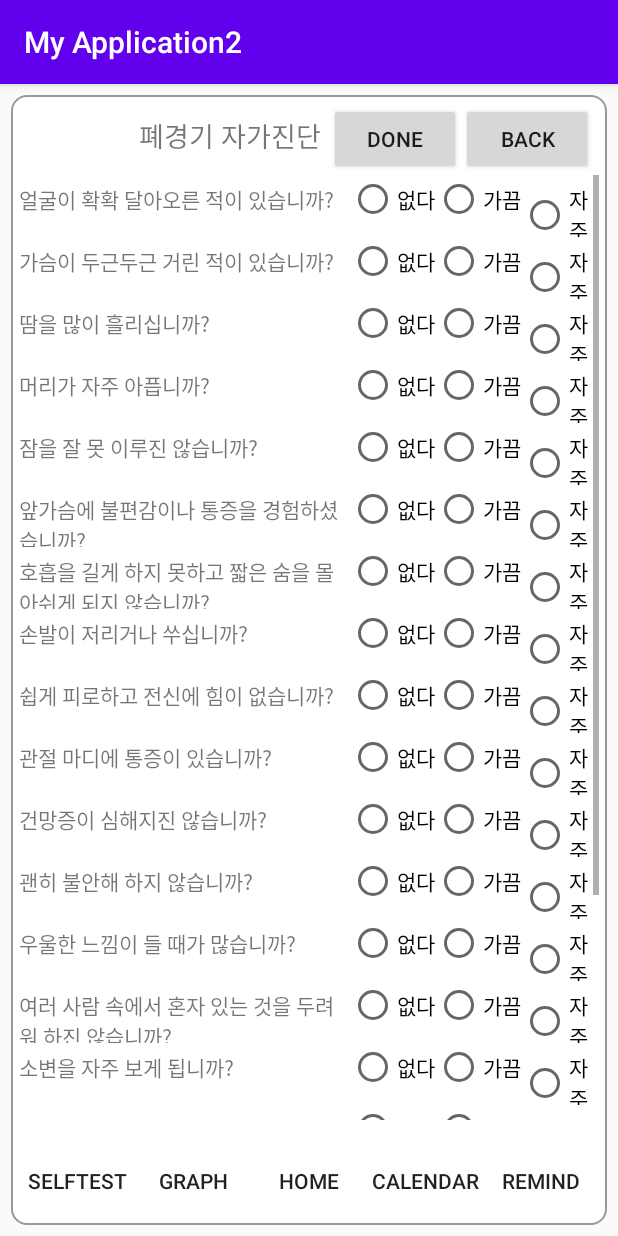
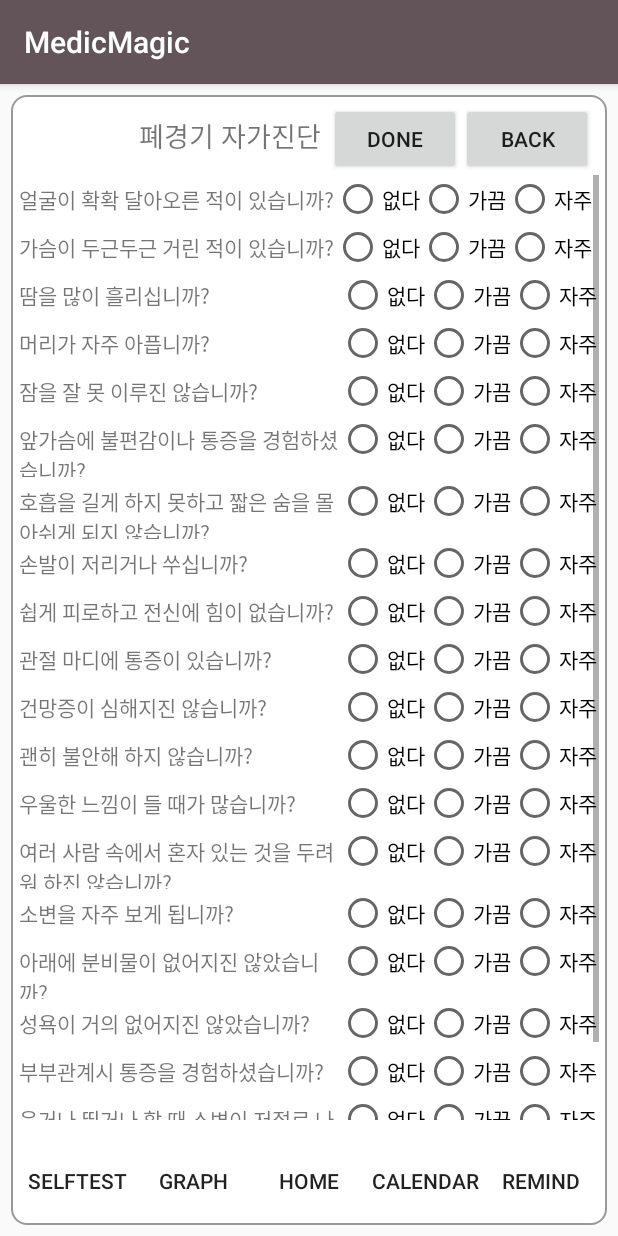
Before and after one commit to aelim0409/magicmadic, an Android app: the Selftest4 screen opened directly, with no data from a screen before it, on a phone screen of 412 x 824 dp. Run offline under Robolectric (Android 15) with nearby library versions, the phone set to English and light mode, and no system bars.

Commit message:
메액2 수정

```diff
--- a/app/src/main/AndroidManifest.xml
+++ b/app/src/main/AndroidManifest.xml
@@ -6,9 +6,9 @@
 
     <application
         android:allowBackup="true"
-        android:icon="@mipmap/ic_launcher"
+        android:icon="@drawable/logo2"
         android:label="@string/app_name"
-        android:roundIcon="@mipmap/ic_launcher_round"
+        android:roundIcon="@drawable/logo2"
         android:supportsRtl="true"
         android:theme="@style/Theme.MyApplication2"
         android:usesCleartextTraffic="true">
--- /dev/null
+++ b/app/src/main/res/drawable/my_selector2.xml
@@ -0,0 +1,5 @@
+<?xml version="1.0" encoding="utf-8"?>
+<selector xmlns:android="http://schemas.android.com/apk/res/android">
+    <item android:state_pressed="true" android:drawable="@drawable/shape_round_gray"/>
+    <item android:state_pressed="false" android:drawable="@drawable/shape_round_yellow"/>
+</selector>
--- a/app/src/main/res/layout/activity_main2.xml
+++ b/app/src/main/res/layout/activity_main2.xml
@@ -99,7 +99,8 @@
                 android:layout_marginLeft="5dp"
                 android:layout_marginEnd="7dp"
                 android:layout_marginRight="7dp"
-                android:background="@drawable/shape_round_skyblue"
+                android:background="?attr/selectableItemBackground"
+                android:foreground="#324C4947"
                 android:text="저장" />
 
             <TextView
--- a/app/src/main/res/layout/activity_selftest4.xml
+++ b/app/src/main/res/layout/activity_selftest4.xml
@@ -64,7 +64,7 @@
                 android:orientation="horizontal">
 
                 <TextView
-                    android:layout_width="220dp"
+                    android:layout_width="wrap_content"
                     android:layout_height="wrap_content"
                     android:text="얼굴이 확확 달아오른 적이 있습니까?" />
                 <RadioButton
@@ -91,10 +91,11 @@
                 android:layout_width="match_parent"
                 android:layout_height="wrap_content"
                 android:orientation="horizontal">
+
                 <TextView
-                    android:layout_width="220dp"
+                    android:layout_width="wrap_content"
                     android:layout_height="wrap_content"
-                    android:text="가슴이 두근두근 거린 적이 있습니까?"/>
+                    android:text="가슴이 두근두근 거린 적이 있습니까?" />
                 <RadioButton
                     android:id="@+id/radio_2.4.1"
                     android:layout_width="wrap_content"
@@ -119,10 +120,11 @@
                 android:layout_width="match_parent"
                 android:layout_height="wrap_content"
                 android:orientation="horizontal">
+
                 <TextView
-                    android:layout_width="220dp"
+                    android:layout_width="213dp"
                     android:layout_height="wrap_content"
-                    android:text="땀을 많이 흘리십니까?"/>
+                    android:text="땀을 많이 흘리십니까?" />
                 <RadioButton
                     android:id="@+id/radio_3.4.1"
                     android:layout_width="wrap_content"
@@ -146,10 +148,11 @@
                 android:layout_width="match_parent"
                 android:layout_height="wrap_content"
                 android:orientation="horizontal">
+
                 <TextView
-                    android:layout_width="220dp"
+                    android:layout_width="213dp"
                     android:layout_height="wrap_content"
-                    android:text="머리가 자주 아픕니까?"/>
+                    android:text="머리가 자주 아픕니까?" />
                 <RadioButton
                     android:id="@+id/radio_4.4.1"
                     android:layout_width="wrap_content"
@@ -173,10 +176,11 @@
                 android:layout_width="match_parent"
                 android:layout_height="wrap_content"
                 android:orientation="horizontal">
+
                 <TextView
-                    android:layout_width="220dp"
+                    android:layout_width="213dp"
                     android:layout_height="wrap_content"
-                    android:text="잠을 잘 못 이루진 않습니까?"/>
+                    android:text="잠을 잘 못 이루진 않습니까?" />
                 <RadioButton
                     android:id="@+id/radio_5.4.1"
                     android:layout_width="wrap_content"
@@ -200,10 +204,11 @@
                 android:layout_width="match_parent"
                 android:layout_height="wrap_content"
                 android:orientation="horizontal">
+
                 <TextView
-                    android:layout_width="220dp"
+                    android:layout_width="213dp"
                     android:layout_height="wrap_content"
-                    android:text="앞가슴에 불편감이나 통증을 경험하셨습니까?"/>
+                    android:text="앞가슴에 불편감이나 통증을 경험하셨습니까?" />
                 <RadioButton
                     android:id="@+id/radio_6.4.1"
                     android:layout_width="wrap_content"
@@ -227,10 +232,11 @@
                 android:layout_width="match_parent"
                 android:layout_height="wrap_content"
                 android:orientation="horizontal">
+
                 <TextView
-                    android:layout_width="220dp"
+                    android:layout_width="213dp"
                     android:layout_height="wrap_content"
-                    android:text="호흡을 길게 하지 못하고 짧은 숨을 몰아쉬게 되지 않습니까?"/>
+                    android:text="호흡을 길게 하지 못하고 짧은 숨을 몰아쉬게 되지 않습니까?" />
                 <RadioButton
                     android:id="@+id/radio_7.4.1"
                     android:layout_width="wrap_content"
@@ -254,10 +260,11 @@
                 android:layout_width="match_parent"
                 android:layout_height="wrap_content"
                 android:orientation="horizontal">
+
                 <TextView
-                    android:layout_width="220dp"
+                    android:layout_width="213dp"
                     android:layout_height="wrap_content"
-                    android:text="손발이 저리거나 쑤십니까?"/>
+                    android:text="손발이 저리거나 쑤십니까?" />
                 <RadioButton
                     android:id="@+id/radio_8.4.1"
                     android:layout_width="wrap_content"
@@ -281,10 +288,11 @@
                 android:layout_width="match_parent"
                 android:layout_height="wrap_content"
                 android:orientation="horizontal">
+
                 <TextView
-                    android:layout_width="220dp"
+                    android:layout_width="213dp"
                     android:layout_height="wrap_content"
-                    android:text="쉽게 피로하고 전신에 힘이 없습니까?"/>
+                    android:text="쉽게 피로하고 전신에 힘이 없습니까?" />
                 <RadioButton
                     android:id="@+id/radio_9.4.1"
                     android:layout_width="wrap_content"
@@ -308,10 +316,11 @@
                 android:layout_width="match_parent"
                 android:layout_height="wrap_content"
                 android:orientation="horizontal">
+
                 <TextView
-                    android:layout_width="220dp"
+                    android:layout_width="213dp"
                     android:layout_height="wrap_content"
-                    android:text="관절 마디에 통증이 있습니까?"/>
+                    android:text="관절 마디에 통증이 있습니까?" />
                 <RadioButton
                     android:id="@+id/radio_10.4.1"
                     android:layout_width="wrap_content"
@@ -335,10 +344,11 @@
                 android:layout_width="match_parent"
                 android:layout_height="wrap_content"
                 android:orientation="horizontal">
+
                 <TextView
-                    android:layout_width="220dp"
+                    android:layout_width="213dp"
                     android:layout_height="wrap_content"
-                    android:text="건망증이 심해지진 않습니까?"/>
+                    android:text="건망증이 심해지진 않습니까?" />
                 <RadioButton
                     android:id="@+id/radio_11.4.1"
                     android:layout_width="wrap_content"
@@ -362,10 +372,11 @@
                 android:layout_width="match_parent"
                 android:layout_height="wrap_content"
                 android:orientation="horizontal">
+
                 <TextView
-                    android:layout_width="220dp"
+                    android:layout_width="213dp"
                     android:layout_height="wrap_content"
-                    android:text="괜히 불안해 하지 않습니까?"/>
+                    android:text="괜히 불안해 하지 않습니까?" />
                 <RadioButton
                     android:id="@+id/radio_12.4.1"
                     android:layout_width="wrap_content"
@@ -389,10 +400,11 @@
                 android:layout_width="match_parent"
                 android:layout_height="wrap_content"
                 android:orientation="horizontal">
+
                 <TextView
-                    android:layout_width="220dp"
+                    android:layout_width="213dp"
                     android:layout_height="wrap_content"
-                    android:text="우울한 느낌이 들 때가 많습니까?"/>
+                    android:text="우울한 느낌이 들 때가 많습니까?" />
                 <RadioButton
                     android:id="@+id/radio_13.4.1"
                     android:layout_width="wrap_content"
@@ -416,10 +428,11 @@
                 android:layout_width="match_parent"
                 android:layout_height="wrap_content"
                 android:orientation="horizontal">
+
                 <TextView
-                    android:layout_width="220dp"
+                    android:layout_width="213dp"
                     android:layout_height="wrap_content"
-                    android:text="여러 사람 속에서 혼자 있는 것을 두려워 하진 않습니까?"/>
+                    android:text="여러 사람 속에서 혼자 있는 것을 두려워 하진 않습니까?" />
                 <RadioButton
                     android:id="@+id/radio_14.4.1"
                     android:layout_width="wrap_content"
@@ -443,10 +456,11 @@
                 android:layout_width="match_parent"
                 android:layout_height="wrap_content"
                 android:orientation="horizontal">
+
                 <TextView
-                    android:layout_width="220dp"
+                    android:layout_width="213dp"
                     android:layout_height="wrap_content"
-                    android:text="소변을 자주 보게 됩니까?"/>
+                    android:text="소변을 자주 보게 됩니까?" />
                 <RadioButton
                     android:id="@+id/radio_15.4.1"
                     android:layout_width="wrap_content"
@@ -470,10 +484,11 @@
                 android:layout_width="match_parent"
                 android:layout_height="wrap_content"
                 android:orientation="horizontal">
+
                 <TextView
-                    android:layout_width="220dp"
+                    android:layout_width="213dp"
                     android:layout_height="wrap_content"
-                    android:text="아래에 분비물이 없어지진 않았습니까?"/>
+                    android:text="아래에 분비물이 없어지진 않았습니까?" />
                 <RadioButton
                     android:id="@+id/radio_16.4.1"
                     android:layout_width="wrap_content"
@@ -497,10 +512,11 @@
                 android:layout_width="match_parent"
                 android:layout_height="wrap_content"
                 android:orientation="horizontal">
+
                 <TextView
-                    android:layout_width="220dp"
+                    android:layout_width="213dp"
                     android:layout_height="wrap_content"
-                    android:text="성욕이 거의 없어지진 않았습니까?"/>
+                    android:text="성욕이 거의 없어지진 않았습니까?" />
                 <RadioButton
                     android:id="@+id/radio_17.4.1"
                     android:layout_width="wrap_content"
@@ -524,10 +540,11 @@
                 android:layout_width="match_parent"
                 android:layout_height="wrap_content"
                 android:orientation="horizontal">
+
                 <TextView
-                    android:layout_width="220dp"
+                    android:layout_width="213dp"
                     android:layout_height="wrap_content"
-                    android:text="부부관계시 통증을 경험하셨습니까?"/>
+                    android:text="부부관계시 통증을 경험하셨습니까?" />
                 <RadioButton
                     android:id="@+id/radio_18.4.1"
                     android:layout_width="wrap_content"
@@ -551,7 +568,7 @@
                 android:layout_height="wrap_content"
                 android:orientation="horizontal">
                 <TextView
-                    android:layout_width="220dp"
+                    android:layout_width="213dp"
                     android:layout_height="wrap_content"
                     android:text="웃거나 뛰거나 할 때 소변이 저절로 나온 적이 있습니까?"/>
                 <RadioButton
@@ -578,7 +595,7 @@
                 android:layout_height="wrap_content"
                 android:orientation="horizontal">
                 <TextView
-                    android:layout_width="220dp"
+                    android:layout_width="213dp"
                     android:layout_height="wrap_content"
                     android:text="피부나 모발이 건조합니까?"/>
                 <RadioButton
--- a/app/src/main/res/values/colors.xml
+++ b/app/src/main/res/values/colors.xml
@@ -1,8 +1,8 @@
 <?xml version="1.0" encoding="utf-8"?>
 <resources>
     <color name="purple_200">#FFBB86FC</color>
-    <color name="purple_500">#FF6200EE</color>
-    <color name="purple_700">#FF3700B3</color>
+    <color name="purple_500">#635459</color>
+    <color name="purple_700">#97D6F3</color>
     <color name="teal_200">#FF03DAC5</color>
     <color name="teal_700">#FF018786</color>
     <color name="black">#FF000000</color>
--- a/app/src/main/res/values/strings.xml
+++ b/app/src/main/res/values/strings.xml
@@ -1,5 +1,5 @@
 <resources>
-    <string name="app_name">My Application2</string>
+    <string name="app_name">MedicMagic</string>
     <string name="title_activity_pills__mod__reminder">Pills_Mod_Reminder</string>
     <!-- Strings used for fragments for navigation -->
     <string name="first_fragment_label">First Fragment</string>
```
Also changed, not shown: app/src/main/java/com/example/myapplication2/MainActivity2.java (+74 -12 lines), app/src/main/java/com/example/myapplication2/basic_information_page.java (+28 -35 lines), app/src/main/res/layout/activity_basic_information_page.xml (+24 -8 lines), app/src/main/res/layout/activity_selftest5.xml (+11 -11 lines), app/src/main/res/drawable-v24/logo2.png (added).
